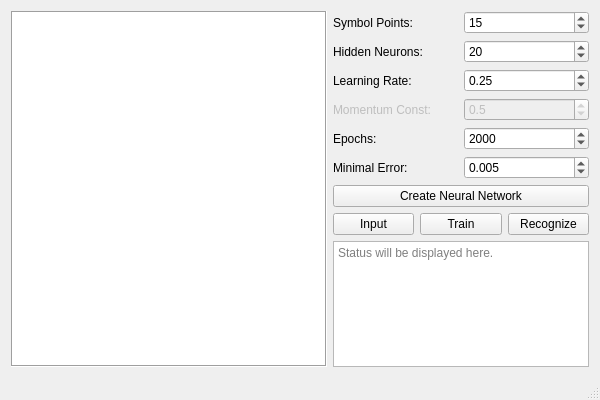
Qt form src/mainwindow.ui (jonpas/FERI-SymRec) before a commit.
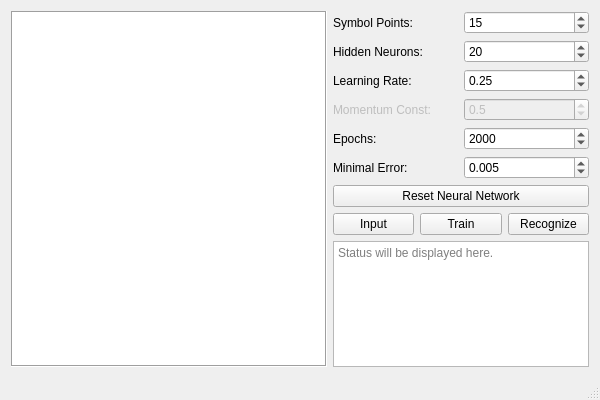
The same form after that commit. Custom widgets are drawn as their Qt base class.

```diff
--- a/src/mainwindow.ui
+++ b/src/mainwindow.ui
@@ -201,7 +201,7 @@
       <item>
        <widget class="QPushButton" name="pushButtonCreateNetwork">
         <property name="text">
-         <string>Create Neural Network</string>
+         <string>Reset Neural Network</string>
         </property>
        </widget>
       </item>
```
Left out of the diff: 2 changed lines with no effect on the pictures.
